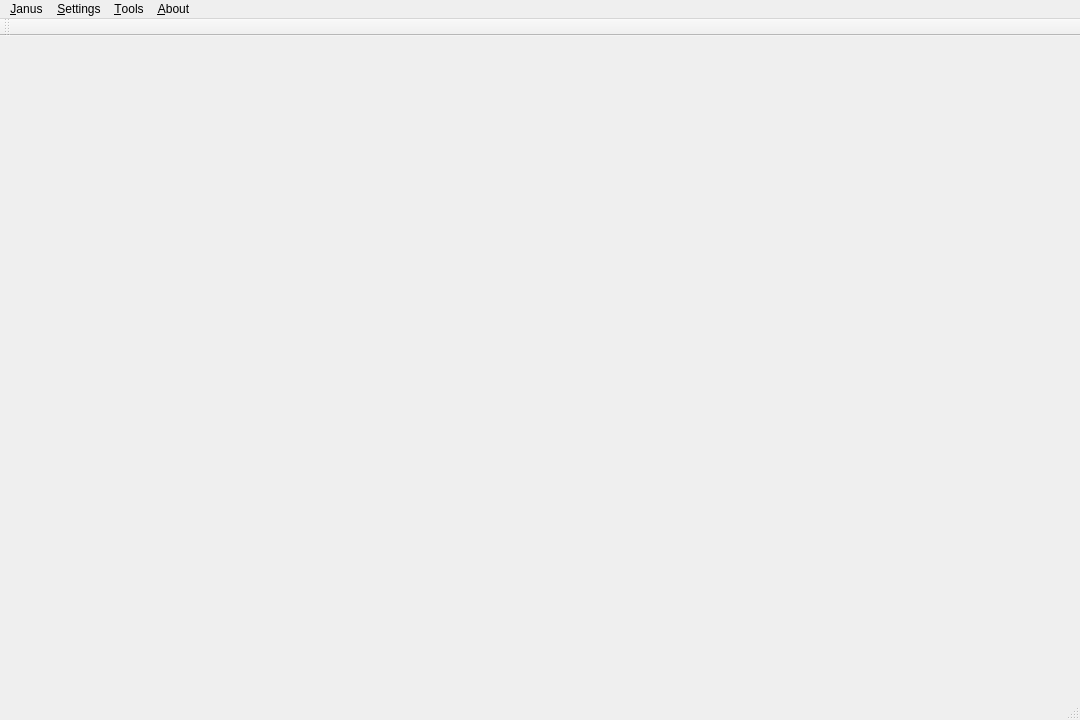
First picture: the form in UI/ui.ui, repository ouxianghui/janus-client, before the edit.
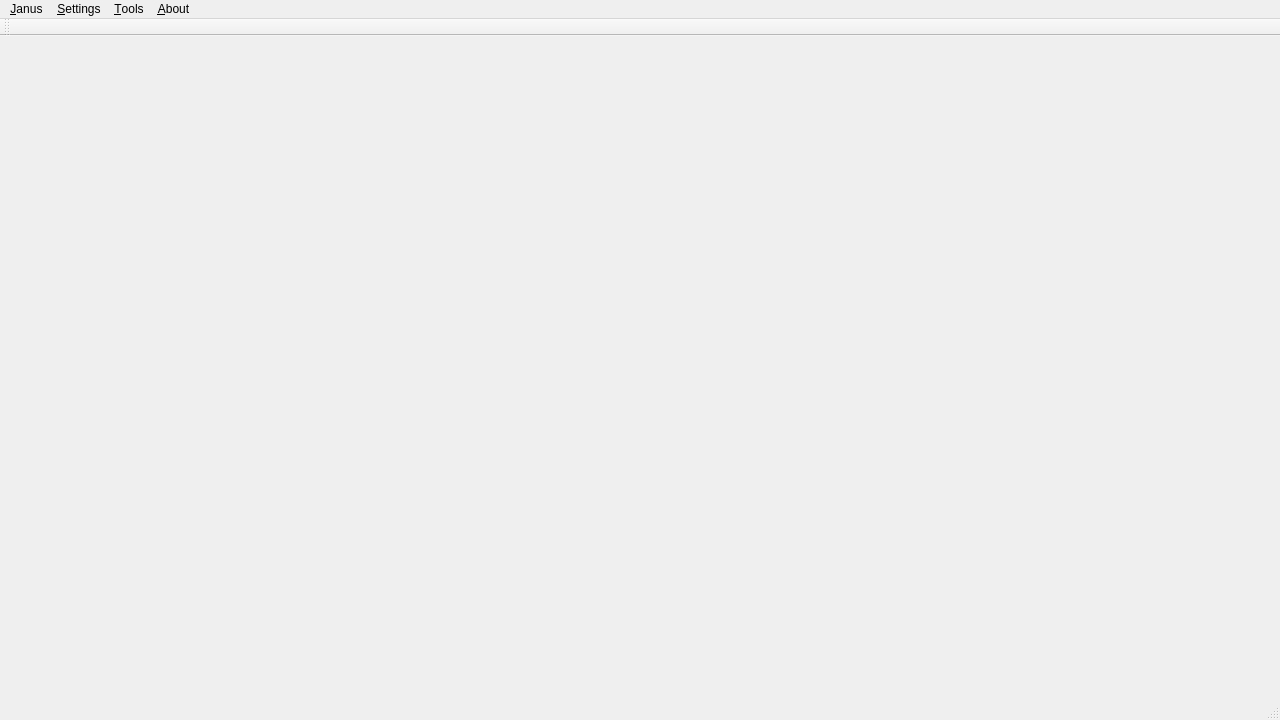
Second picture: the form after the edit. Icons and pictures are not drawn.

```diff
--- a/UI/ui.ui
+++ b/UI/ui.ui
@@ -6,7 +6,7 @@
    <rect>
     <x>0</x>
     <y>0</y>
-    <width>1080</width>
+    <width>1280</width>
     <height>720</height>
    </rect>
   </property>
@@ -29,7 +29,7 @@
     <rect>
      <x>0</x>
      <y>0</y>
-     <width>1080</width>
+     <width>1280</width>
      <height>21</height>
     </rect>
    </property>
```
